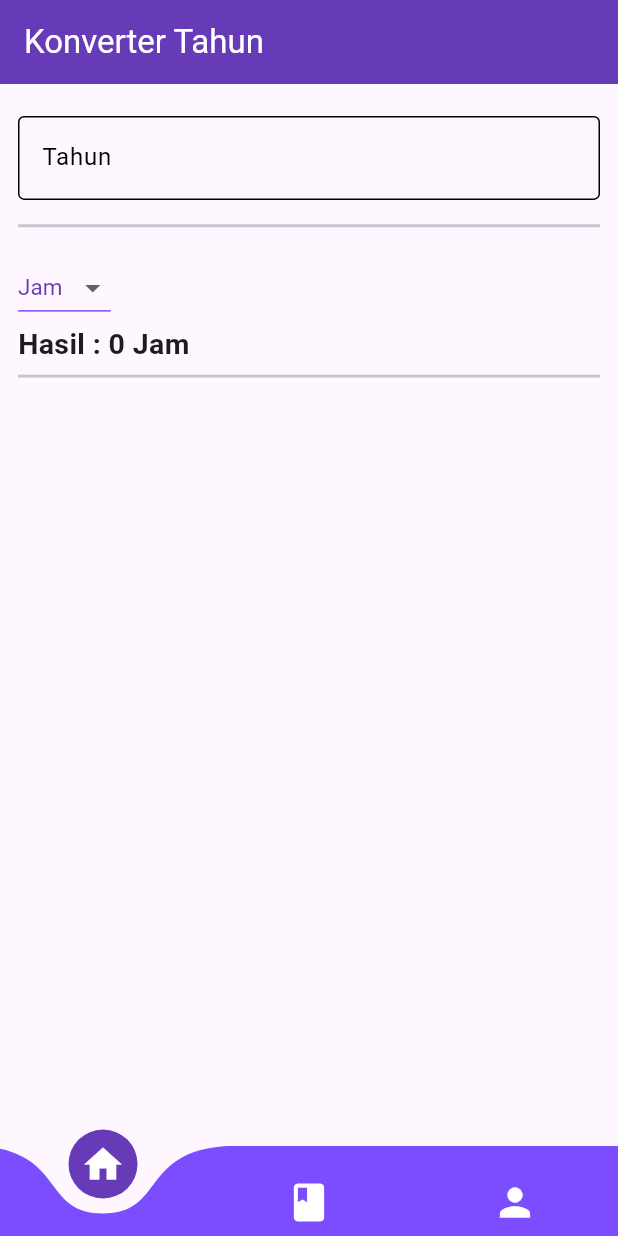
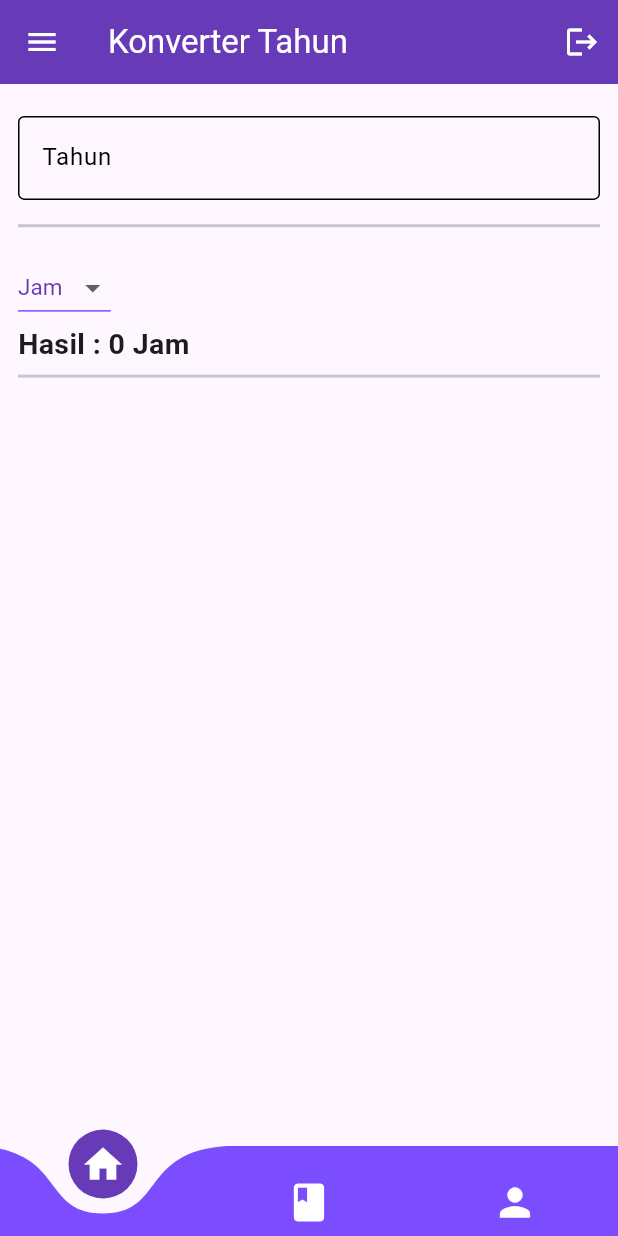
Before and after one commit to anndeviant/tpm_teori_t3, a Flutter app: the screen it shows after launch, on a phone screen of 412 x 824 dp. Run offline on Flutter 3.47's test engine with Material 3 defaults, Android fonts, the phone set to English and light mode, and no system bars; drawn by our look-alikes of curved_navigation_bar.

Commit message:
menambah fitur drawer pada main

```diff
--- a/lib/convert.dart
+++ b/lib/convert.dart
@@ -72,10 +72,6 @@ class _ConvertState extends State<Convert> {
   @override
   Widget build(BuildContext context) {
     return Scaffold(
-      appBar: AppBar(
-        backgroundColor: Colors.deepPurple,
-        title: Text("Konverter Tahun", style: TextStyle(color: Colors.white)),
-      ),
       body: SafeArea(
           child: Padding(
         padding: const EdgeInsets.all(12.0),
--- /dev/null
+++ b/lib/drawer.dart
@@ -0,0 +1,99 @@
+import 'package:flutter/material.dart';
+import 'package:tpm_teori_t3/convert.dart';
+import 'package:tpm_teori_t3/num_type.dart';
+
+class MyDrawer extends StatefulWidget {
+  const MyDrawer({super.key});
+
+  @override
+  State<MyDrawer> createState() => _MyDrawerState();
+}
+
+class _MyDrawerState extends State<MyDrawer> {
+  int index = 0;
+
+  final screen = [
+    Convert(),
+    NumType(),
+  ];
+
+  final items = ["Konverter Tahun", "Check Jenis Bilangan"];
+  @override
+  Widget build(BuildContext context) {
+    return Scaffold(
+      appBar: AppBar(
+        backgroundColor: Colors.deepPurple,
+        title: Text(
+          items[index],
+          style: TextStyle(color: Colors.white),
+        ),
+        iconTheme: IconThemeData(color: Colors.white),
+        actions: [
+          IconButton(
+            icon: const Icon(Icons.logout),
+            onPressed: () {
+              showDialog(
+                context: context,
+                builder: (context) => AlertDialog(
+                  title: const Text('Logout'),
+                  content: const Text('Are you sure you want to logout?'),
+                  actions: [
+                    TextButton(
+                      onPressed: () => Navigator.pop(context),
+                      child: const Text('Cancel'),
+                    ),
+                    TextButton(
+                      onPressed: () {
+                        Navigator.pop(context);
+                        ScaffoldMessenger.of(context).showSnackBar(
+                          const SnackBar(
+                              content: Text('Logged out successfully')),
+                        );
+                      },
+                      child: const Text('Logout'),
+                    ),
+                  ],
+                ),
+              );
+            },
+          ),
+        ],
+      ),
+      drawer: Drawer(
+        child: ListView(
+          padding: EdgeInsets.zero,
+          children: [
+            DrawerHeader(
+              decoration: BoxDecoration(color: Colors.deepPurple),
+              child: Text("Drawer Header",
+                  style: TextStyle(color: Colors.white, fontSize: 24)),
+            ),
+            ListTile(
+              leading: Icon(Icons.calendar_today_rounded),
+              selected: index == 0,
+              title: Text("Convert Tahun"),
+              onTap: () => {
+                setState(() {
+                  index = 0;
+                }),
+                Navigator.pop(context)
+              },
+            ),
+            ListTile(
+              leading: Icon(Icons.numbers),
+              selected: index == 1,
+              title: Text("Cek Number"),
+              onTap: () => {
+                setState(() {
+                  index = 1;
+                }),
+                Navigator.pop(context)
+              },
+            ),
+          ],
+        ),
+      ),
+      body: screen[index],
+    );
+  }
+}
--- a/lib/swap_screen.dart
+++ b/lib/swap_screen.dart
@@ -1,7 +1,7 @@
 import 'package:curved_navigation_bar/curved_navigation_bar.dart';
 import 'package:flutter/material.dart';
 import 'package:tpm_teori_t3/about.dart';
-import 'package:tpm_teori_t3/convert.dart';
+import 'package:tpm_teori_t3/drawer.dart';
 import 'package:tpm_teori_t3/profiles.dart';
 
 class SwapScreen extends StatefulWidget {
@@ -13,7 +13,7 @@ class SwapScreen extends StatefulWidget {
 
 class _SwapScreenState extends State<SwapScreen> {
   final screen = <Widget>[
-    Convert(),
+    MyDrawer(),
     AboutPage(),
     Profiles(),
   ];
```
Also changed, not shown: lib/num_type.dart (+0 -39 lines).
